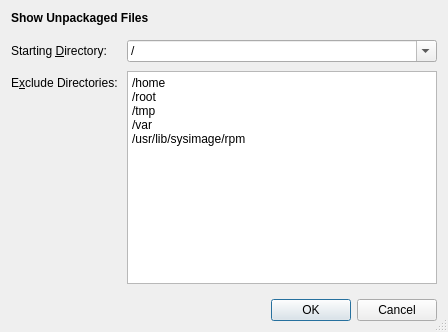
Before: the Qt Designer form src/show-unpkg-files-dialog.ui in shundhammer/qdirstat, drawn with Qt 5.
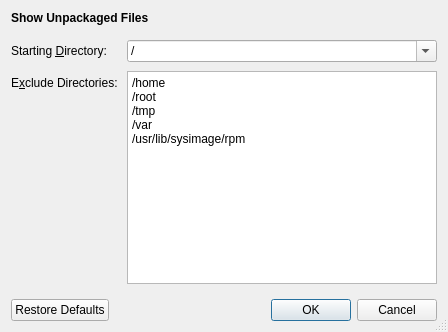
After: the same form once the commit is applied.

Commit message: Added restore to defaults to show unpkg dialog

```diff
--- a/src/show-unpkg-files-dialog.ui
+++ b/src/show-unpkg-files-dialog.ui
@@ -173,7 +173,7 @@
       <enum>Qt::Horizontal</enum>
      </property>
      <property name="standardButtons">
-      <set>QDialogButtonBox::Cancel|QDialogButtonBox::Ok</set>
+      <set>QDialogButtonBox::Cancel|QDialogButtonBox::Ok|QDialogButtonBox::RestoreDefaults</set>
      </property>
     </widget>
    </item>
```
The commit also changes 2 other files.
